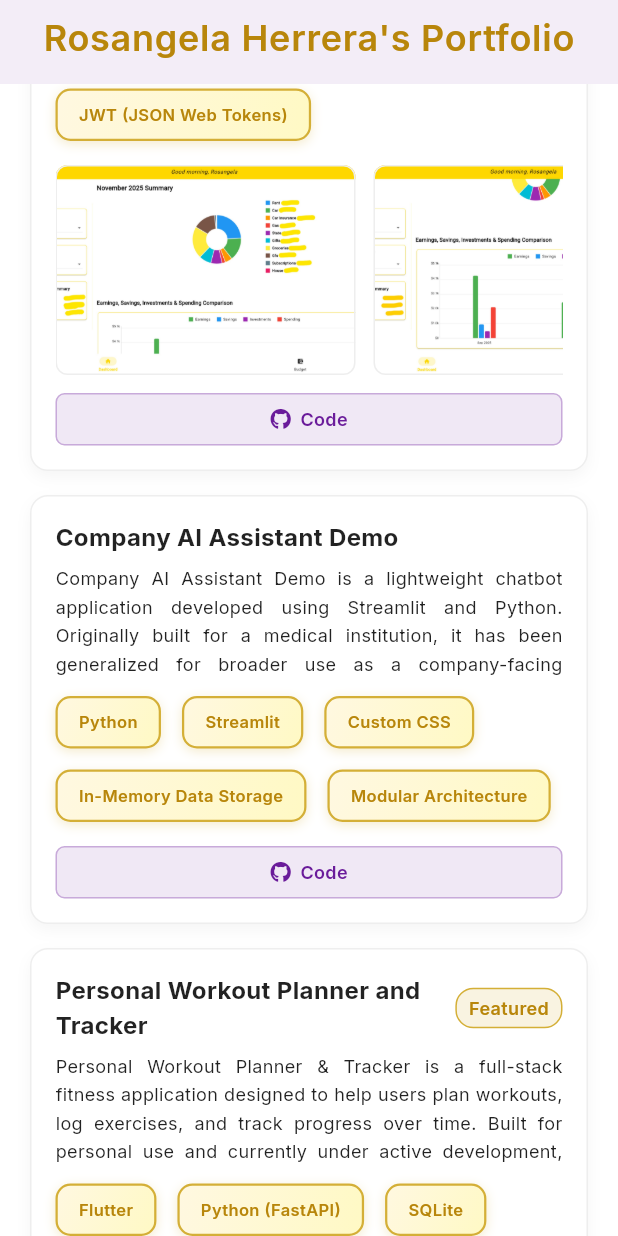
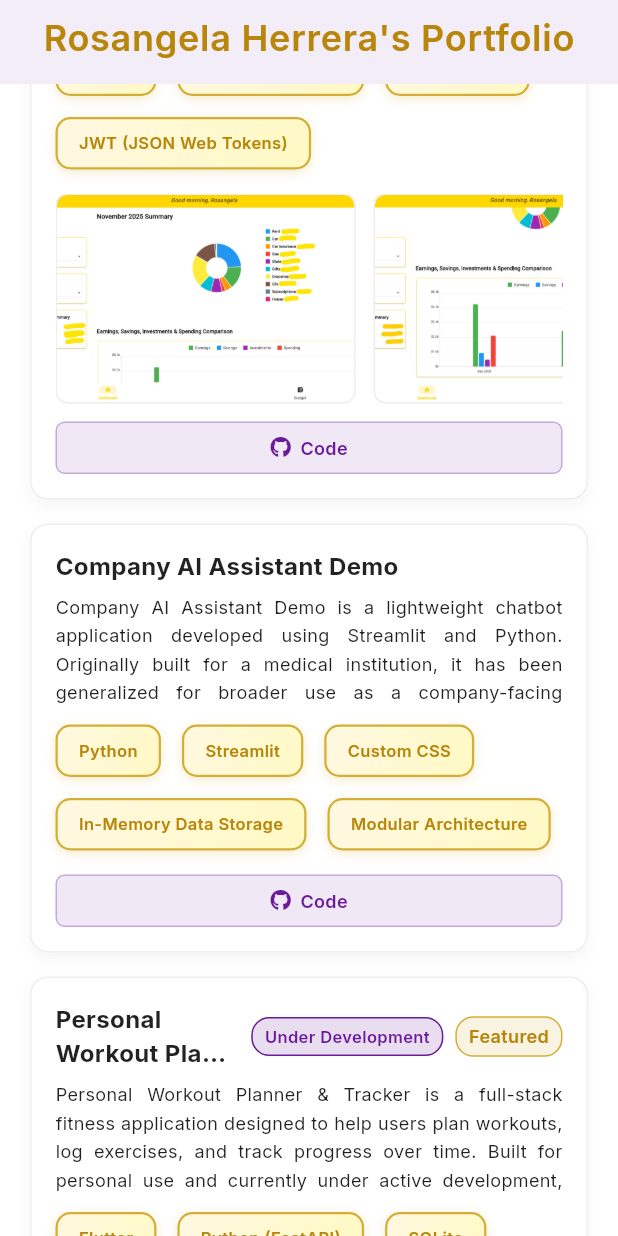
Before and after one commit to Rosie1028/rosie1028.github.io, a Flutter app: the screen it shows after launch, scrolled down 1152 dp, on a phone screen of 412 x 824 dp. Run offline on Flutter 3.47's test engine with Material 3 defaults, Android fonts, the phone set to English and light mode, and no system bars; our stand-ins replace font_awesome_flutter, google_fonts.

```diff
--- a/frontend/lib/models/project.dart
+++ b/frontend/lib/models/project.dart
@@ -8,6 +8,7 @@ class Project {
   final String? imageUrl;
   final List<String>? imageUrls;
   final bool featured;
+  final bool underDevelopment;
   final String createdAt;
 
   Project({
@@ -20,6 +21,7 @@ class Project {
     this.imageUrl,
     this.imageUrls,
     required this.featured,
+    this.underDevelopment = false,
     required this.createdAt,
   });
 
@@ -36,6 +38,7 @@ class Project {
           ? List<String>.from(json['image_urls'])
           : null,
       featured: json['featured'],
+      underDevelopment: json['under_development'] ?? false,
       createdAt: json['created_at'],
     );
   }
@@ -51,6 +54,7 @@ class Project {
       'image_url': imageUrl,
       'image_urls': imageUrls,
       'featured': featured,
+      'under_development': underDevelopment,
       'created_at': createdAt,
     };
   }
--- a/frontend/lib/services/static_data_service.dart
+++ b/frontend/lib/services/static_data_service.dart
@@ -77,6 +77,7 @@ Authentication: JWT (JSON Web Tokens)""",
           "assets/images/budget2.jpeg",
         ],
         featured: true,
+        underDevelopment: true,
         createdAt: "2024-01-10T14:20:00Z",
       ),
       Project(
@@ -115,6 +116,7 @@ Cross-Platform Support""",
         githubUrl: "https://github.com/Rosie1028/Tracker_backend",
         liveUrl: "https://recipes.rosangelaherrera.dev",
         featured: true,
+        underDevelopment: true,
         createdAt: "2023-12-20T16:45:00Z",
       ),
     ];
--- a/frontend/lib/widgets/projects_section.dart
+++ b/frontend/lib/widgets/projects_section.dart
@@ -90,12 +90,37 @@ class ProjectCard extends StatelessWidget {
                   overflow: TextOverflow.ellipsis,
                 ),
               ),
+              if (project.underDevelopment)
+                Container(
+                  padding: const EdgeInsets.symmetric(
+                    horizontal: 8,
+                    vertical: 4,
+                  ),
+                  margin: const EdgeInsets.only(left: 8),
+                  decoration: BoxDecoration(
+                    color: const Color(0xFF6A1B9A).withOpacity(0.15), // Purple
+                    borderRadius: BorderRadius.circular(12),
+                    border: Border.all(
+                      color: const Color(0xFF6A1B9A), // Purple
+                      width: 1,
+                    ),
+                  ),
+                  child: Text(
+                    'Under Development',
+                    style: GoogleFonts.inter(
+                      fontSize: 11,
+                      fontWeight: FontWeight.w600,
+                      color: const Color(0xFF6A1B9A), // Purple
+                    ),
+                  ),
+                ),
               if (project.featured)
                 Container(
                   padding: const EdgeInsets.symmetric(
                     horizontal: 8,
                     vertical: 4,
                   ),
+                  margin: const EdgeInsets.only(left: 8),
                   decoration: BoxDecoration(
                     color: const Color(0xFFD4AF37).withOpacity(0.15), // Gold
                     borderRadius: BorderRadius.circular(12),
```
Also changed, not shown: 3 other files.
